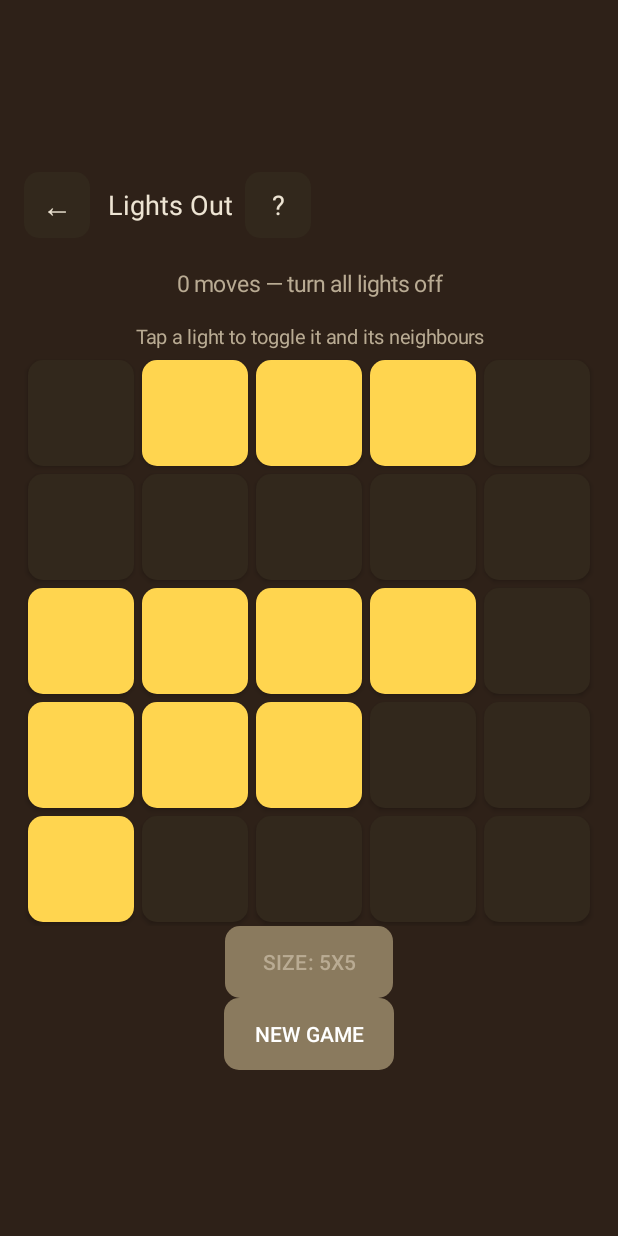
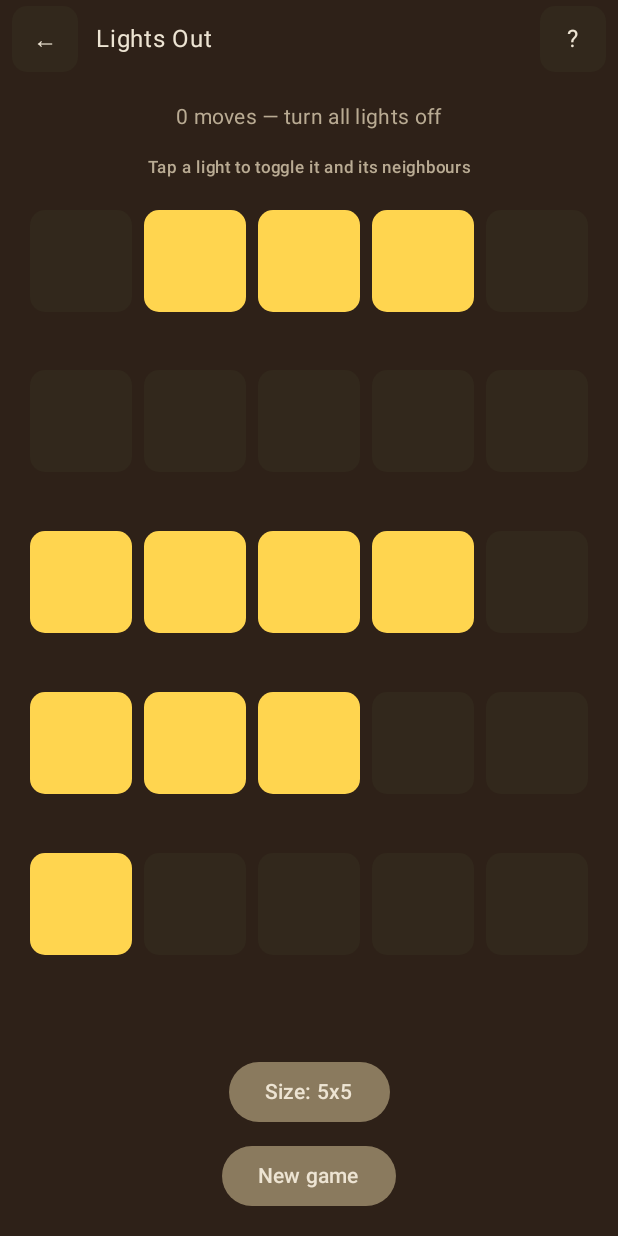
Before and after one commit to i3iorn/game_portal, an Android app built with Jetpack Compose: the screen it shows after launch (LightsOutActivity), after a tap on "LIGHTS OUT", on a phone screen of 412 x 824 dp. Run offline under Robolectric (Android 15) with nearby library versions, the phone set to English and light mode, and no system bars.

Commit message:
Compose migration step 2: Lights Out fully in Compose (LightsOutHolder state pattern, Compose top bar/board/controls, autosave + stats + help wiring, Compose result overlay); Connect Four AI + Compose home from previous commits included

```diff
--- a/app/src/main/java/com/micro/gameportal/LightsOutActivity.kt
+++ b/app/src/main/java/com/micro/gameportal/LightsOutActivity.kt
@@ -1,160 +1,299 @@
 package com.micro.gameportal
 
-import android.app.Activity
 import android.os.Bundle
-import android.view.View
-import android.widget.Button
-import android.widget.TextView
+import android.view.HapticFeedbackConstants
+import androidx.activity.ComponentActivity
+import androidx.activity.compose.setContent
+import androidx.compose.foundation.background
+import androidx.compose.foundation.clickable
+import androidx.compose.foundation.layout.Box
+import androidx.compose.foundation.layout.Column
+import androidx.compose.foundation.layout.Row
+import androidx.compose.foundation.layout.Spacer
+import androidx.compose.foundation.layout.aspectRatio
+import androidx.compose.foundation.layout.fillMaxSize
+import androidx.compose.foundation.layout.fillMaxWidth
+import androidx.compose.foundation.layout.padding
+import androidx.compose.foundation.layout.size
+import androidx.compose.foundation.layout.statusBarsPadding
+import androidx.compose.foundation.shape.RoundedCornerShape
+import androidx.compose.material3.Button
+import androidx.compose.material3.ButtonDefaults
+import androidx.compose.material3.MaterialTheme
+import androidx.compose.material3.Surface
+import androidx.compose.material3.Text
+import androidx.compose.runtime.Composable
+import androidx.compose.runtime.getValue
+import androidx.compose.runtime.mutableIntStateOf
+import androidx.compose.runtime.mutableStateOf
+import androidx.compose.runtime.setValue
+import androidx.compose.ui.Alignment
+import androidx.compose.ui.Modifier
+import androidx.compose.ui.graphics.Color
+import androidx.compose.ui.unit.dp
 
-/** Lights Out: tapping a light toggles it and its neighbours; turn them all off. */
-class LightsOutActivity : Activity() {
+/**
+ * Lights Out in Compose: tap a light to toggle it and its neighbours.
+ * The [LightsOutHolder] exposes the mutable game behind Compose state.
+ */
+class LightsOutHolder(initial: LightsOut) {
+    var version by mutableIntStateOf(0)
+        private set
+    var game: LightsOut = initial
+        private set
 
-    private companion object {
-        const val KEY_BEST_MOVES = "best_moves"
-        const val STATE_SIZE = "size"
-        const val STATE_LIGHTS = "lights"
-        const val STATE_MOVES = "moves"
-    }
+    fun tap(index: Int) { game.tap(index); version++ }
+    fun newGame() { game.newGame(); version++ }
+    fun restore(lights: BooleanArray, moves: Int) { game.restore(lights, moves); version++ }
+    fun replaceWith(newGame: LightsOut) { game = newGame; version++ }
+}
 
-    private lateinit var game: LightsOut
-    private lateinit var cells: Array<Button>
-    private lateinit var status: TextView
-    private var hintView: TextView? = null
-    private var autosaveDisabled = false
+class LightsOutActivity : ComponentActivity() {
+
+    private lateinit var holder: LightsOutHolder
     private val scores by lazy { ScoreStore(this, "lights_out") }
+    private val settings by lazy { GameSettings(this) }
+    private var showOverlay by mutableStateOf(false)
 
     override fun onCreate(savedInstanceState: Bundle?) {
         super.onCreate(savedInstanceState)
         Ui.setupEnter(this)
         val autosave = Autosave.prefs(this, "lights")
-        val size = savedSize(savedInstanceState)
-            ?: if (autosave.contains("lights")) autosave.getInt("size", GameSettings(this).lightsOutSize)
-            else GameSettings(this).lightsOutSize
-        game = LightsOut(size = size)
-        setContentView(buildContent(size))
-        restoreOrStart(savedInstanceState)
-        render()
+        val size = instanceStateSize(savedInstanceState)
+            ?: if (autosave.contains("lights")) autosave.getInt("size", settings.lightsOutSize)
+            else settings.lightsOutSize
+        holder = LightsOutHolder(LightsOut(size = size))
+        restoreSavedOrAutosave(savedInstanceState)
+
+        val palette = Palette.current(this)
+        setContent {
+            MaterialTheme(colorScheme = palette.toColorScheme()) {
+                Surface(modifier = Modifier.fillMaxSize()) {
+                    LightsOutScreen(
+                        holder = holder,
+                        palette = palette,
+                        showHint = !settings.hintSeen("lights"),
+                        bestText = bestText(holder.game.size, scores),
+                        onBack = { Ui.back(this) },
+                        onHelp = { GameHelp.show(this, "lights") },
+                        onCellTap = ::onCellTap,
+                        onResize = ::onResize,
+                        onNewGame = ::onNewGame,
+                    )
+                    if (showOverlay) {
+                        ResultOverlayCompose(
+                            title = "Solved!",
+                            detail = "${holder.game.moves} moves",
+                            palette = palette,
+                            onNewGame = ::onNewGame,
+                        )
+                    }
+                }
+            }
+        }
     }
 
-    override fun onSaveInstanceState(outState: Bundle) {
-        super.onSaveInstanceState(outState)
-        outState.putInt(STATE_SIZE, game.size)
-        outState.putBooleanArray(STATE_LIGHTS, game.lights)
-        outState.putInt(STATE_MOVES, game.moves)
+    private fun instanceStateSize(saved: Bundle?): Int? =
+        saved?.getInt("size", -1)?.takeIf { it > 0 }
+
+    private fun restoreSavedOrAutosave(saved: Bundle?) {
+        val lights = saved?.getBooleanArray("lights")
+        when {
+            lights != null -> holder.restore(lights, saved.getInt("moves"))
+            Autosave.exists(this, "lights", "lights") -> {
+                val autosave = Autosave.prefs(this, "lights")
+                val autosavedLights = autosave.getString("lights", "")!!.map { it == '1' }.toBooleanArray()
+                holder.restore(autosavedLights, autosave.getInt("moves", 0))
+            }
+        }
     }
 
-    override fun onPause() {
-        super.onPause()
-        if (autosaveDisabled) {
+    private fun onCellTap(index: Int) {
+        holder.tap(index)
+        settings.markHintSeen("lights")
+        window.decorView.performHapticFeedback(
+            if (holder.game.isSolved) HapticFeedbackConstants.VIRTUAL_KEY
+            else HapticFeedbackConstants.CLOCK_TICK,
+        )
+        if (holder.game.isSolved && holder.game.moves > 0) {
+            Feedback.play(this, Feedback.Sound.SUCCESS)
+            scores.submit(bestKeyFor(holder.game.size), holder.game.moves.toLong(), lowerIsBetter = true)
+            GameStats.recordEnd(this, "lights", won = true)
             Autosave.clear(this, "lights")
-            autosaveDisabled = false
-        } else if (!game.isSolved) {
+            showOverlay = true
+        } else {
             Autosave.prefs(this, "lights").edit()
-                .putInt("size", game.size)
-                .putString("lights", game.lights.joinToString("") { if (it) "1" else "0" })
-                .putInt("moves", game.moves)
+                .putInt("size", holder.game.size)
+                .putString("lights", holder.game.lights.joinToString("") { if (it) "1" else "0" })
+                .putInt("moves", holder.game.moves)
                 .apply()
         }
     }
 
-    private fun savedSize(saved: Bundle?): Int? = saved?.getInt(STATE_SIZE, -1)?.takeIf { it > 0 }
+    private fun onResize(newSize: Int) {
+        settings.lightsOutSize = newSize
+        Autosave.clear(this, "lights")
+        holder.replaceWith(LightsOut(size = newSize).also { it.newGame() })
+    }
 
-    private fun bestKey(size: Int) = "${KEY_BEST_MOVES}_$size"
+    private fun onNewGame() {
+        Autosave.clear(this, "lights")
+        holder.newGame()
+        showOverlay = false
+    }
+}
 
-    private fun nextSize(options: List<Int>, current: Int): Int =
-        options[(options.indexOf(current).coerceAtLeast(0) + 1) % options.size]
+@Composable
+private fun LightsOutScreen(
+    holder: LightsOutHolder,
+    palette: Palette,
+    showHint: Boolean,
+    bestText: String,
+    onBack: () -> Unit,
+    onHelp: () -> Unit,
+    onCellTap: (Int) -> Unit,
+    onResize: (Int) -> Unit,
+    onNewGame: () -> Unit,
+) {
+    var hintVisible by mutableStateOf(showHint)
+    val status = if (holder.game.isSolved) "Solved in ${holder.game.moves} moves!$bestText"
+    else "${holder.game.moves} moves — turn all lights off$bestText"
 
-    private fun buildContent(size: Int): android.view.View {
-        val scaffold = Ui.gameScaffold(this)
-        val root = scaffold.root
-        scaffold.controls.addView(
-            Ui.topBar(this, "Lights Out", { Ui.back(this) }, { GameHelp.show(this, "lights") }),
+    val buttonColors = buttonColors(palette)
+
+    Column(
+        modifier = Modifier
+            .fillMaxSize()
+            .background(Color(palette.background))
+            .statusBarsPadding(),
+    ) {
+        Row(
+            modifier = Modifier.fillMaxWidth().padding(8.dp, 4.dp),
+            verticalAlignment = Alignment.CenterVertically,
+        ) {
+            SquareIconButton(label = "←", palette = palette, onClick = onBack)
+            Text("Lights Out", color = Color(palette.text), modifier = Modifier.padding(start = 12.dp))
+            Spacer(modifier = Modifier.weight(1f))
+            SquareIconButton(label = "?", palette = palette, onClick = onHelp)
+        }
+
+        Text(
+            status,
+            style = MaterialTheme.typography.bodyMedium,
+            color = Color(palette.textDim),
+            modifier = Modifier.padding(16.dp).align(Alignment.CenterHorizontally),
         )
-        status = Ui.status(this)
-        scaffold.controls.addView(status)
-        if (!GameSettings(this).hintSeen("lights")) {
-            hintView = Ui.hint(this, "Tap a light to toggle it and its neighbours")
-            scaffold.controls.addView(hintView)
+        if (hintVisible) {
+            Text(
+                "Tap a light to toggle it and its neighbours",
+                style = MaterialTheme.typography.labelSmall,
+                color = Color(palette.textDim),
+                modifier = Modifier.align(Alignment.CenterHorizontally),
+            )
         }
-        cells = Array(size * size) { Button(this) }
-        val grid = SquareGridLayout(this).apply {
-            columnCount = size
-            cells.forEachIndexed { index, button ->
-                button.textSize = 0f
-                button.setOnClickListener { onCellTap(index) }
-                addView(button, cellParams(index / size, index % size, 4))
+
+        Box(
+            modifier = Modifier
+                .fillMaxWidth()
+                .weight(1f)
+                .padding(16.dp),
+        ) {
+            Column(modifier = Modifier.fillMaxSize()) {
+                repeat(holder.game.size) { row ->
+                    Row(modifier = Modifier.fillMaxWidth().weight(1f)) {
+                        repeat(holder.game.size) { col ->
+                            val index = row * holder.game.size + col
+                            Box(
+                                modifier = Modifier
+                                    .weight(1f)
+                                    .aspectRatio(1f)
+                                    .padding(4.dp)
+                                    .background(
+                                        Color(
+                                            if (holder.game.lights[index]) palette.accent else palette.surfaceDim,
+                                        ),
+                                        RoundedCornerShape(10.dp),
+                                    )
+                                    .clickable { onCellTap(index) },
+                            )
+                        }
+                    }
+                }
             }
         }
-        scaffold.board.addView(grid, SquareGridLayout.fillLayoutParams())
-        Ui.addCentered(
-            scaffold.controls,
-            Ui.button(this, "Size: ${size}x${size}", size = Ui.ButtonSize.COMPACT, quiet = true) {
-                GameSettings(this).lightsOutSize = nextSize(GameSettings.LIGHTS_OUT_SIZES, game.size)
-                autosaveDisabled = true
-                recreate()
-            },
-        )
-        Ui.addCentered(scaffold.controls, Ui.button(this, "New game") {
-            Autosave.clear(this, "lights")
-            game.newGame()
-            render()
-        })
-        return root
-    }
 
-    private fun restoreOrStart(saved: Bundle?) {
-        val lights = saved?.getBooleanArray(STATE_LIGHTS)
-        if (lights != null) {
-            game.restore(lights, saved.getInt(STATE_MOVES))
-        } else if (saved == null && Autosave.exists(this, "lights", "lights")) {
-            val autosave = Autosave.prefs(this, "lights")
-            val lights = autosave.getString("lights", "")!!.map { it == '1' }.toBooleanArray()
-            game.restore(lights, autosave.getInt("moves", 0))
-        }
-        render()
-    }
-
-    private fun onCellTap(index: Int) {
-        game.tap(index)
-        hintView?.let {
-            GameSettings(this).markHintSeen("lights")
-            it.visibility = View.GONE
-            hintView = null
-        }
-        if (game.isSolved && game.moves > 0) {
-            Feedback.haptic(cells[index])
-            Feedback.play(this, Feedback.Sound.SUCCESS)
-            scores.submit(bestKey(game.size), game.moves.toLong(), lowerIsBetter = true)
-            GameStats.recordEnd(this, "lights", won = true)
-            Autosave.clear(this, "lights")
-            ResultOverlay.show(this, "Solved!", "${game.moves} moves") {
-                game.newGame()
-                render()
+        Column(
+            modifier = Modifier.fillMaxWidth().padding(16.dp),
+            horizontalAlignment = Alignment.CenterHorizontally,
+        ) {
+            Button(onClick = { onResize(nextSize(GameSettings.LIGHTS_OUT_SIZES, holder.game.size)) }, colors = buttonColors) {
+                Text("Size: ${holder.game.size}x${holder.game.size}")
             }
-        } else {
-            Feedback.haptic(cells[index], Feedback.HapticStrength.LIGHT)
-            Autosave.prefs(this, "lights").edit()
-                .putInt("size", game.size)
-                .putString("lights", game.lights.joinToString("") { if (it) "1" else "0" })
-                .putInt("moves", game.moves)
-                .apply()
-        }
-        render()
-    }
-
-    private fun bestScoreText(): String {
-        val best = scores.best(bestKey(game.size)) ?: return ""
-        return "  Best: ${best.toInt()} moves"
-    }
-
-    private fun render() {
-        cells.forEachIndexed { index, button ->
-            val palette = Ui.theme(this@LightsOutActivity)
-            Ui.cell(button, if (game.lights[index]) palette.accent else palette.surfaceDim, radiusDp = 10f)
-        }
-        status.text = when {
-            game.isSolved -> "Solved in ${game.moves} moves!${bestScoreText()}"
-            else -> "${game.moves} moves — turn all lights off${bestScoreText()}"
+            Spacer(modifier = Modifier.padding(4.dp))
+            Button(onClick = onNewGame, colors = buttonColors) {
+                Text("New game")
+            }
         }
     }
 }
+
+@Composable
+private fun SquareIconButton(label: String, palette: Palette, onClick: () -> Unit) {
+    Box(
+        modifier = Modifier
+            .size(44.dp)
+            .background(Color(palette.surfaceDim), RoundedCornerShape(10.dp))
+            .clickable { onClick() },
+        contentAlignment = Alignment.Center,
+    ) { Text(label, color = Color(palette.text)) }
+}
+
+@Composable
+private fun ResultOverlayCompose(
+    title: String,
+    detail: String,
+    palette: Palette,
+    onNewGame: () -> Unit,
+) {
+    Box(
+        modifier = Modifier
+            .fillMaxSize()
+            .background(Color(0x99000000)),
+        contentAlignment = Alignment.Center,
+    ) {
+        Column(
+            modifier = Modifier
+                .padding(24.dp)
+                .background(Color(palette.surface), RoundedCornerShape(18.dp))
+                .padding(24.dp),
+            horizontalAlignment = Alignment.CenterHorizontally,
+        ) {
+            Text(title, style = MaterialTheme.typography.headlineSmall, color = Color(palette.text))
+            Text(
+                detail,
+                style = MaterialTheme.typography.bodyMedium,
+                color = Color(palette.textDim),
+                modifier = Modifier.padding(vertical = 12.dp),
+            )
+            Button(onClick = onNewGame, colors = buttonColors(palette)) {
+                Text("New game")
+            }
+        }
+    }
+}
+
+@Composable
+private fun buttonColors(palette: Palette) = ButtonDefaults.buttonColors(
+    containerColor = Color(palette.primary),
+    contentColor = Color(palette.text),
+)
+
+private fun bestKeyFor(size: Int) = "best_moves_$size"
+
+private fun nextSize(options: List<Int>, current: Int): Int =
+    options[(options.indexOf(current).coerceAtLeast(0) + 1) % options.size]
+
+private fun bestText(size: Int, scores: ScoreStore): String {
+    val best = scores.best(bestKeyFor(size))?.toInt() ?: return ""
+    return "  Best: $best moves"
+}
```
